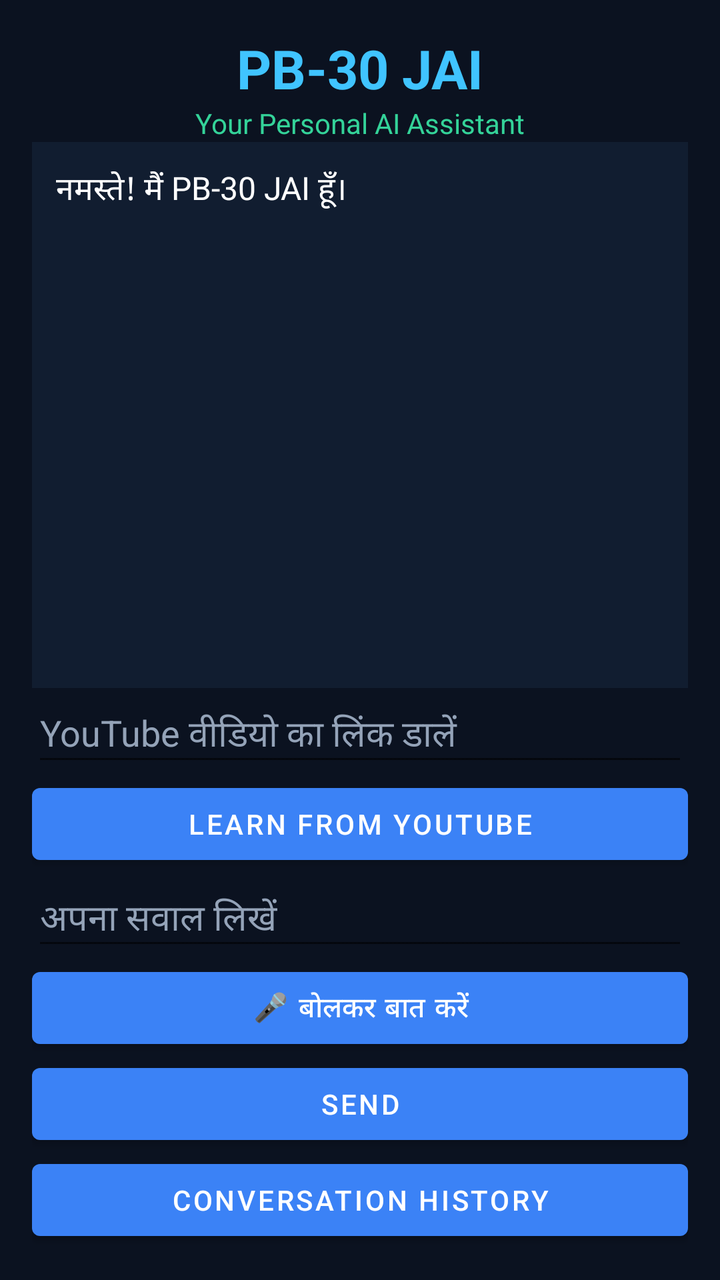
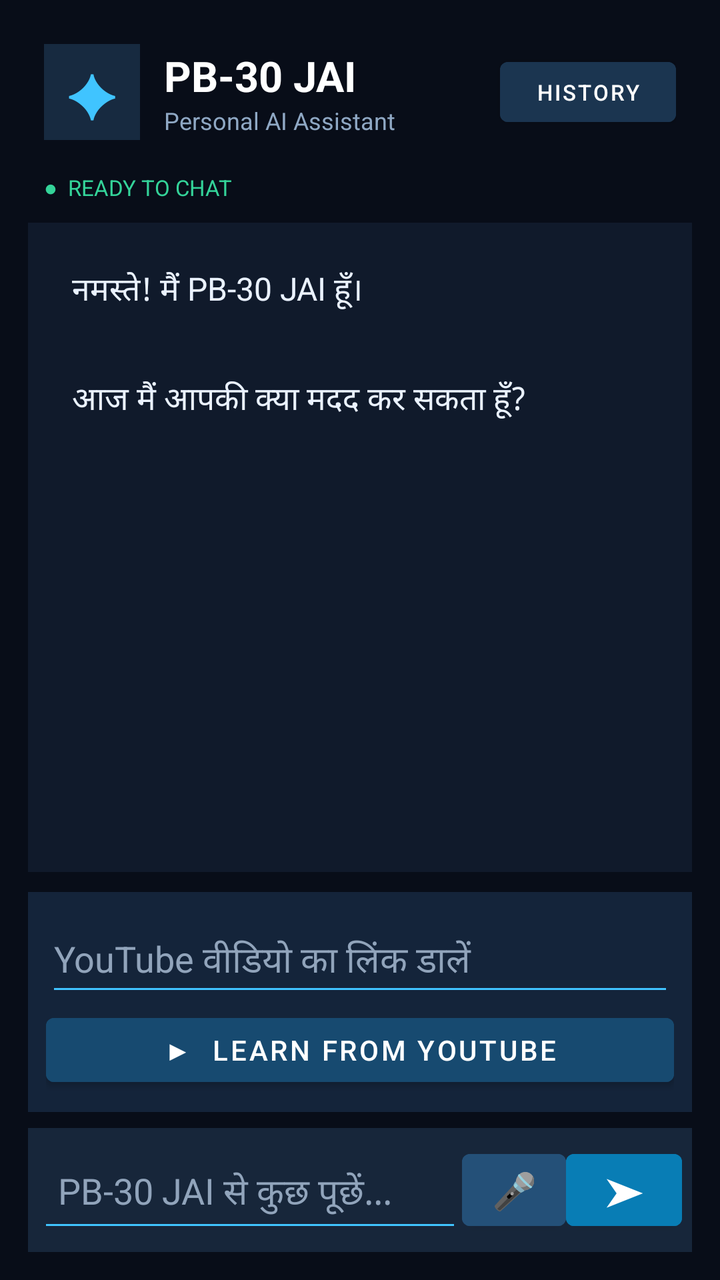

Screens rendered from an Android XML layout before and after an edit, with the pre-edit source and the edit as a unified diff.
<!-- AndroidManifest.xml: application theme AppTheme -->
<!-- res/layout/activity_main.xml -->
<?xml version="1.0" encoding="utf-8"?>
<LinearLayout xmlns:android="http://schemas.android.com/apk/res/android"
    android:layout_width="match_parent"
    android:layout_height="match_parent"
    android:orientation="vertical"
    android:background="#0B1220"
    android:padding="16dp">

    <TextView
        android:layout_width="match_parent"
        android:layout_height="wrap_content"
        android:text="PB-30 JAI"
        android:textColor="#40C4FF"
        android:textSize="27sp"
        android:textStyle="bold"
        android:gravity="center"/>

    <TextView
        android:layout_width="match_parent"
        android:layout_height="wrap_content"
        android:text="Your Personal AI Assistant"
        android:textColor="#34D399"
        android:gravity="center"/>

    <ScrollView
        android:layout_width="match_parent"
        android:layout_height="0dp"
        android:layout_weight="1"
        android:background="#111D30"
        android:padding="12dp">

        <TextView
            android:id="@+id/chatText"
            android:layout_width="match_parent"
            android:layout_height="wrap_content"
            android:text="नमस्ते! मैं PB-30 JAI हूँ।"
            android:textColor="#FFFFFF"
            android:textSize="16sp"/>
    </ScrollView>
    <EditText
        android:id="@+id/youtubeInput"
        android:layout_width="match_parent"
        android:layout_height="wrap_content"
        android:hint="YouTube वीडियो का लिंक डालें"
        android:textColor="#FFFFFF"
        android:textColorHint="#94A3B8"
        android:singleLine="true"
        android:inputType="textUri"/>

    <Button
        android:id="@+id/youtubeBtn"
        android:layout_width="match_parent"
        android:layout_height="wrap_content"
        android:text="Learn from YouTube"/>

    <EditText
        android:id="@+id/messageInput"
        android:layout_width="match_parent"
        android:layout_height="wrap_content"
        android:hint="अपना सवाल लिखें"
        android:textColor="#FFFFFF"
        android:textColorHint="#94A3B8"
        android:inputType="textMultiLine"
        android:maxLines="3"/>
    <Button
        android:id="@+id/voiceBtn"
        android:layout_width="match_parent"
        android:layout_height="wrap_content"
        android:text="🎤 बोलकर बात करें"/>

    <Button
        android:id="@+id/sendBtn"
        android:layout_width="match_parent"
        android:layout_height="wrap_content"
        android:text="Send"/>

    <Button
        android:id="@+id/historyBtn"
        android:layout_width="match_parent"
        android:layout_height="wrap_content"
        android:text="Conversation History"/>

</LinearLayout>
<!-- resources referenced by this layout -->
<resources>
  <style name="AppTheme" parent="Theme.MaterialComponents.Light.NoActionBar">
          <item name="colorPrimary">#3B82F6</item>
          <item name="colorPrimaryVariant">#135ace</item>
          <item name="colorOnPrimary">#FFFFFF</item>
          <item name="android:statusBarColor">#3B82F6</item>
          <item name="android:windowBackground">@color/bg_color</item>
      </style>
  <color name="bg_color">#FAFAFA</color>
</resources>

<!-- the commit's change to res/layout/activity_main.xml (unified diff, before → after) -->
@@ -3,81 +3,159 @@
     android:layout_width="match_parent"
     android:layout_height="match_parent"
     android:orientation="vertical"
-    android:background="#0B1220"
-    android:padding="16dp">
+    android:background="#080D18"
+    android:padding="14dp">
+
+    
+    <LinearLayout
+        android:layout_width="match_parent"
+        android:layout_height="wrap_content"
+        android:orientation="horizontal"
+        android:gravity="center_vertical"
+        android:padding="8dp">
+
+        <TextView
+            android:layout_width="48dp"
+            android:layout_height="48dp"
+            android:gravity="center"
+            android:text="✦"
+            android:textSize="30sp"
+            android:textColor="#40C4FF"
+            android:background="#172A40" />
+
+        <LinearLayout
+            android:layout_width="0dp"
+            android:layout_height="wrap_content"
+            android:layout_weight="1"
+            android:orientation="vertical"
+            android:paddingStart="12dp">
+
+            <TextView
+                android:layout_width="wrap_content"
+                android:layout_height="wrap_content"
+                android:text="PB-30 JAI"
+                android:textColor="#FFFFFF"
+                android:textSize="21sp"
+                android:textStyle="bold" />
+
+            <TextView
+                android:layout_width="wrap_content"
+                android:layout_height="wrap_content"
+                android:text="Personal AI Assistant"
+                android:textColor="#8FA8C4"
+                android:textSize="12sp" />
+        </LinearLayout>
+
+        <Button
+            android:id="@+id/historyBtn"
+            android:layout_width="wrap_content"
+            android:layout_height="42dp"
+            android:text="History"
+            android:textSize="11sp"
+            android:textColor="#FFFFFF"
+            android:backgroundTint="#1B3550" />
+    </LinearLayout>
 
     <TextView
         android:layout_width="match_parent"
         android:layout_height="wrap_content"
-        android:text="PB-30 JAI"
-        android:textColor="#40C4FF"
-        android:textSize="27sp"
-        android:textStyle="bold"
-        android:gravity="center"/>
+        android:text="●  READY TO CHAT"
+        android:textColor="#34D399"
+        android:textSize="11sp"
+        android:paddingStart="8dp"
+        android:paddingTop="8dp"
+        android:paddingBottom="10dp" />
 
-    <TextView
-        android:layout_width="match_parent"
-        android:layout_height="wrap_content"
-        android:text="Your Personal AI Assistant"
-        android:textColor="#34D399"
-        android:gravity="center"/>
-
+    
     <ScrollView
         android:layout_width="match_parent"
         android:layout_height="0dp"
         android:layout_weight="1"
-        android:background="#111D30"
-        android:padding="12dp">
+        android:fillViewport="true"
+        android:background="#101A2B"
+        android:padding="14dp">
 
         <TextView
             android:id="@+id/chatText"
             android:layout_width="match_parent"
             android:layout_height="wrap_content"
-            android:text="नमस्ते! मैं PB-30 JAI हूँ।"
-            android:textColor="#FFFFFF"
-            android:textSize="16sp"/>
+            android:text="नमस्ते! मैं PB-30 JAI हूँ।\n\nआज मैं आपकी क्या मदद कर सकता हूँ?"
+            android:textColor="#EAF2FF"
+            android:textSize="16sp"
+            android:lineSpacingExtra="7dp"
+            android:padding="8dp" />
     </ScrollView>
-    <EditText
-        android:id="@+id/youtubeInput"
+
+    
+    <LinearLayout
         android:layout_width="match_parent"
         android:layout_height="wrap_content"
-        android:hint="YouTube वीडियो का लिंक डालें"
-        android:textColor="#FFFFFF"
-        android:textColorHint="#94A3B8"
-        android:singleLine="true"
-        android:inputType="textUri"/>
+        android:orientation="vertical"
+        android:background="#14243A"
+        android:padding="9dp"
+        android:layout_marginTop="10dp"
+        android:layout_marginBottom="8dp">
 
-    <Button
-        android:id="@+id/youtubeBtn"
+        <EditText
+            android:id="@+id/youtubeInput"
+            android:layout_width="match_parent"
+            android:layout_height="48dp"
+            android:hint="YouTube वीडियो का लिंक डालें"
+            android:textColor="#FFFFFF"
+            android:textColorHint="#91A4BB"
+            android:singleLine="true"
+            android:inputType="textUri"
+            android:backgroundTint="#40C4FF" />
+
+        <Button
+            android:id="@+id/youtubeBtn"
+            android:layout_width="match_parent"
+            android:layout_height="44dp"
+            android:text="▶  Learn from YouTube"
+            android:textColor="#FFFFFF"
+            android:backgroundTint="#174A70" />
+    </LinearLayout>
+
+    
+    <LinearLayout
         android:layout_width="match_parent"
         android:layout_height="wrap_content"
-        android:text="Learn from YouTube"/>
+        android:orientation="horizontal"
+        android:gravity="center_vertical"
+        android:background="#17263A"
+        android:padding="5dp">
 
-    <EditText
-        android:id="@+id/messageInput"
-        android:layout_width="match_parent"
-        android:layout_height="wrap_content"
-        android:hint="अपना सवाल लिखें"
-        android:textColor="#FFFFFF"
-        android:textColorHint="#94A3B8"
-        android:inputType="textMultiLine"
-        android:maxLines="3"/>
-    <Button
-        android:id="@+id/voiceBtn"
-        android:layout_width="match_parent"
-        android:layout_height="wrap_content"
-        android:text="🎤 बोलकर बात करें"/>
+        <EditText
+            android:id="@+id/messageInput"
+            android:layout_width="0dp"
+            android:layout_height="52dp"
+            android:layout_weight="1"
+            android:hint="PB-30 JAI से कुछ पूछें..."
+            android:textColor="#FFFFFF"
+            android:textColorHint="#91A4BB"
+            android:inputType="textMultiLine"
+            android:maxLines="3"
+            android:backgroundTint="#40C4FF"
+            android:paddingStart="10dp"
+            android:paddingEnd="6dp" />
 
-    <Button
-        android:id="@+id/sendBtn"
-        android:layout_width="match_parent"
-        android:layout_height="wrap_content"
-        android:text="Send"/>
+        <Button
+            android:id="@+id/voiceBtn"
+            android:layout_width="52dp"
+            android:layout_height="48dp"
+            android:text="🎤"
+            android:textSize="18sp"
+            android:contentDescription="Voice input"
+            android:backgroundTint="#245078" />
 
-    <Button
-        android:id="@+id/historyBtn"
-        android:layout_width="match_parent"
-        android:layout_height="wrap_content"
-        android:text="Conversation History"/>
+        <Button
+            android:id="@+id/sendBtn"
+            android:layout_width="58dp"
+            android:layout_height="48dp"
+            android:text="➤"
+            android:textSize="20sp"
+            android:contentDescription="Send message"
+            android:backgroundTint="#087DB5" />
+    </LinearLayout>
 
 </LinearLayout>
